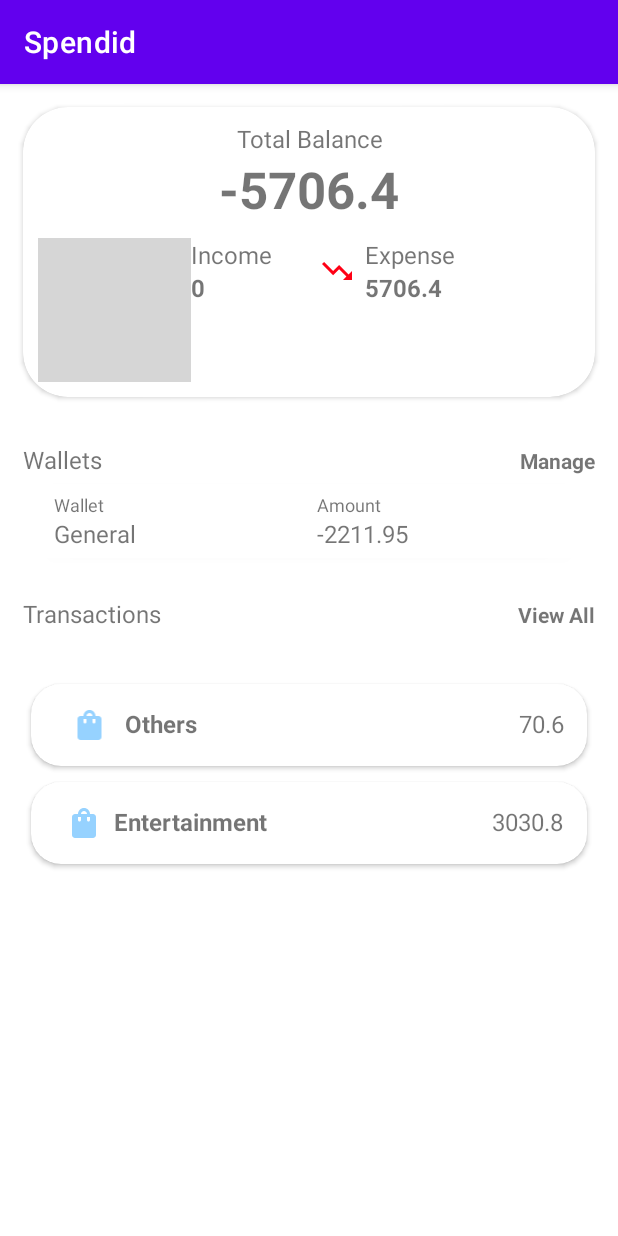
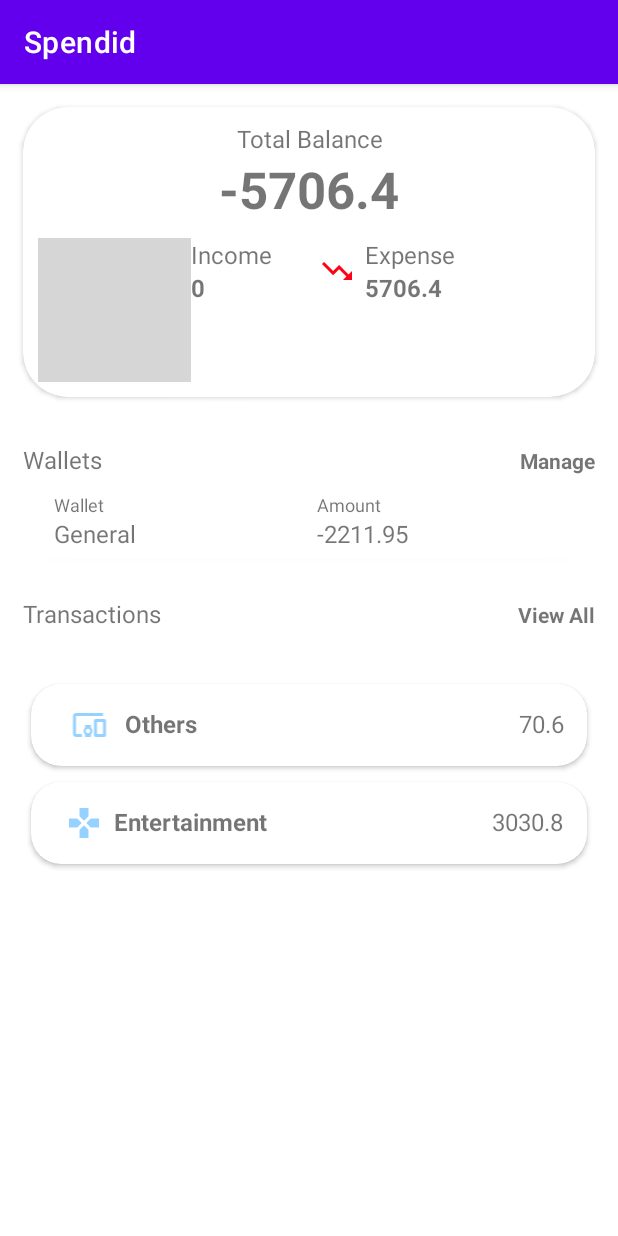
Before and after one commit to glennkok1501/Spendid, an Android app: the screen it shows after launch (MainActivity), on a phone screen of 412 x 824 dp. Run offline under Robolectric (Android 15) with nearby library versions, the phone set to English and light mode, and no system bars; grey boxes are pictures that could not be loaded.

Commit message:
updated dashboard history adapter

```diff
--- a/app/src/main/java/sg/edu/np/spendid/CurrentTransAdapter.java
+++ b/app/src/main/java/sg/edu/np/spendid/CurrentTransAdapter.java
@@ -29,7 +29,7 @@ public class CurrentTransAdapter extends RecyclerView.Adapter<CurrentTransViewHo
 
     public void onBindViewHolder(CurrentTransViewHolder holder, int position){
         String s = keys.get(position);
-        holder.image.setImageResource(R.drawable.ic_shopping_24);
+        setIcon(holder, s);
         holder.cat.setText(s);
         holder.amt.setText(String.valueOf(calAmt(values.get(position))));
     }
@@ -45,4 +45,22 @@ public class CurrentTransAdapter extends RecyclerView.Adapter<CurrentTransViewHo
         }
         return amt;
     }
+
+    private void setIcon(CurrentTransViewHolder holder, String cat){
+        switch (cat){
+            case "Shopping":
+                holder.image.setImageResource(R.drawable.ic_shopping_24);
+                break;
+            case "Food":
+                holder.image.setImageResource(R.drawable.ic_food_24);
+                break;
+            case "Entertainment":
+                holder.image.setImageResource(R.drawable.ic_entertainment_24);
+                break;
+            case "Others":
+                holder.image.setImageResource(R.drawable.ic_others_24);
+                break;
+        }
+
+    }
 }
```
